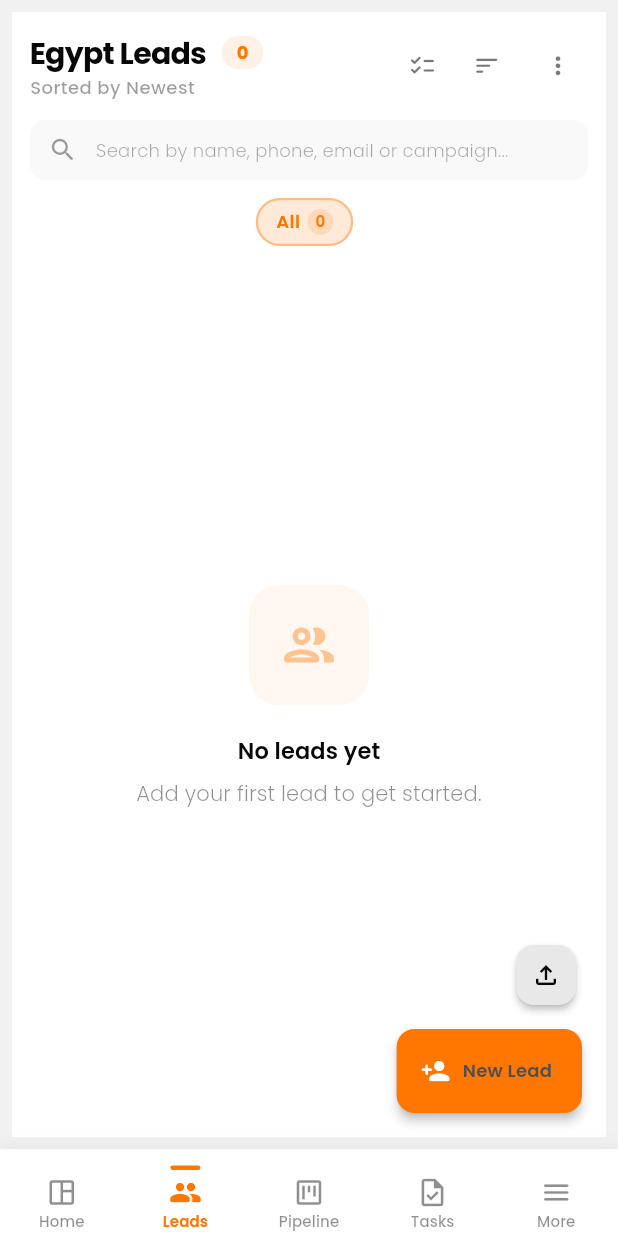
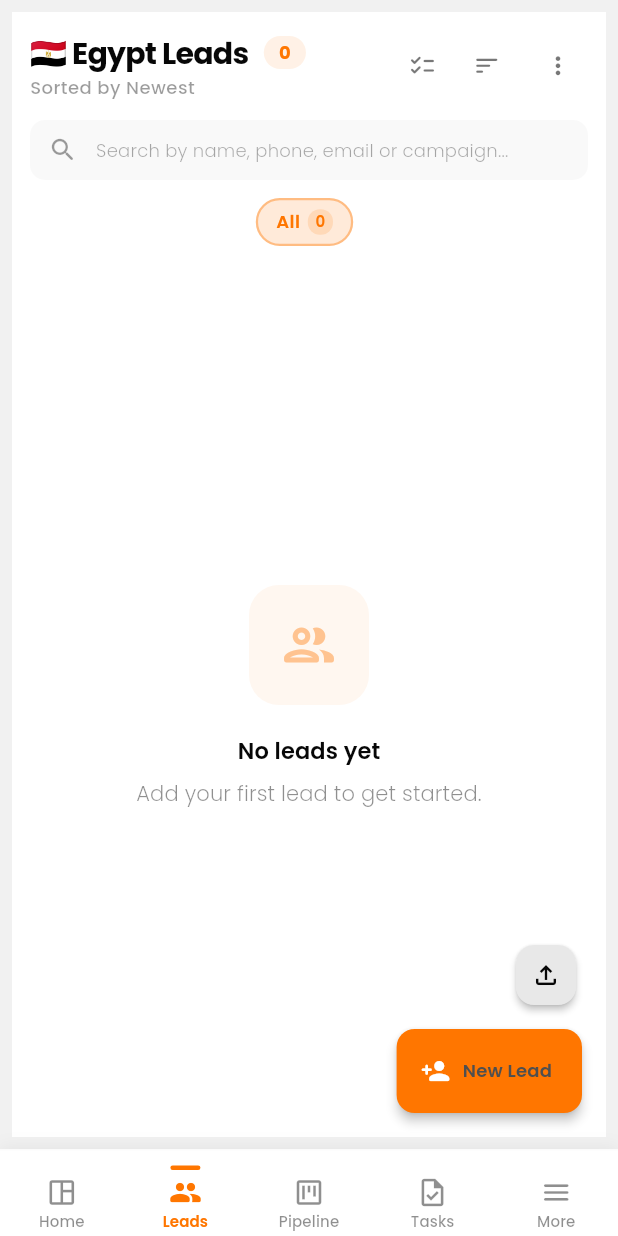
Before and after one commit to anismohamedaniso-commits/anis-crm, a Flutter app: the screen it shows once a user with an empty profile is signed in, item 2 of the bottom bar chosen, in the side drawer, after a tap on the "file upload" icon, on a phone screen of 412 x 824 dp. Run offline on Flutter 3.47's test engine with Material 3 defaults, Android fonts, the phone set to English and light mode, and no system bars; our stand-ins replace csv, file_picker, go_router, google_fonts, shared_preferences, supabase_flutter; missing offline and left inert: dart:html, excel; accounts and stored records are empty; network calls fail.

Commit message:
Global market selector: single app with country-filtered pages
- Add Market model (egypt, saudi_arabia) with extensible architecture
- Add MarketSelector widget in sidebar + mobile drawer
- Replace duplicate Saudi Leads page with global market filter
- All pages (dashboard, pipeline, reports, KPI, calendar, email, profile) filter by selected market
- Dynamic currency formatting (EGP/SAR) based on market
- Market selection persisted via SharedPreferences
- Remove /app/leads-sa route; single /app/leads with global filter
- 68/68 tests passing, 0 analyzer errors

```diff
--- /dev/null
+++ b/lib/components/market_selector.dart
@@ -0,0 +1,200 @@
+import 'package:flutter/material.dart';
+import 'package:provider/provider.dart';
+import 'package:anis_crm/models/market.dart';
+import 'package:anis_crm/state/app_state.dart';
+
+// ═════════════════════════════════════════════════════════════════════════════
+// MARKET SELECTOR — Global market / country picker
+// ═════════════════════════════════════════════════════════════════════════════
+
+/// A compact, polished dropdown that lets the user switch markets.
+///
+/// Use [collapsed] = true in collapsed sidebar mode (icon-only).
+class MarketSelector extends StatelessWidget {
+  const MarketSelector({super.key, this.collapsed = false});
+  final bool collapsed;
+
+  @override
+  Widget build(BuildContext context) {
+    final app = context.watch<AppState>();
+    final market = app.selectedMarket;
+    final cs = Theme.of(context).colorScheme;
+    final tt = Theme.of(context).textTheme;
+    final dk = Theme.of(context).brightness == Brightness.dark;
+
+    if (collapsed) {
+      return Tooltip(
+        message: '${market.flag} ${market.label}',
+        child: _PopupSelector(
+          market: market,
+          cs: cs,
+          dk: dk,
+          onChanged: (m) => app.setSelectedMarket(m.id),
+          child: Container(
+            width: 40,
+            height: 40,
+            decoration: BoxDecoration(
+              color: cs.primary.withValues(alpha: dk ? 0.12 : 0.06),
+              borderRadius: BorderRadius.circular(10),
+              border: Border.all(color: cs.primary.withValues(alpha: 0.12)),
+            ),
+            child: Center(
+              child: Text(market.flag, style: const TextStyle(fontSize: 18)),
+            ),
+          ),
+        ),
+      );
+    }
+
+    return _PopupSelector(
+      market: market,
+      cs: cs,
+      dk: dk,
+      onChanged: (m) => app.setSelectedMarket(m.id),
+      child: Container(
+        padding: const EdgeInsets.symmetric(horizontal: 12, vertical: 8),
+        decoration: BoxDecoration(
+          color: cs.primary.withValues(alpha: dk ? 0.10 : 0.05),
+          borderRadius: BorderRadius.circular(10),
+          border: Border.all(color: cs.primary.withValues(alpha: 0.10)),
+        ),
+        child: Row(children: [
+          Text(market.flag, style: const TextStyle(fontSize: 18)),
+          const SizedBox(width: 8),
+          Expanded(
+            child: Column(
+              crossAxisAlignment: CrossAxisAlignment.start,
+              mainAxisSize: MainAxisSize.min,
+              children: [
+                Text(
+                  market.label,
+                  style: tt.bodyMedium?.copyWith(
+                    fontWeight: FontWeight.w600,
+                    color: cs.onSurface,
+                    letterSpacing: -0.2,
+                  ),
+                  maxLines: 1,
+                  overflow: TextOverflow.ellipsis,
+                ),
+                Text(
+                  market.currency,
+                  style: tt.labelSmall?.copyWith(
+                    color: cs.onSurface.withValues(alpha: 0.45),
+                    fontSize: 10,
+                  ),
+                ),
+              ],
+            ),
+          ),
+          Icon(
+            Icons.unfold_more_rounded,
+            size: 16,
+            color: cs.onSurface.withValues(alpha: 0.4),
+          ),
+        ]),
+      ),
+    );
+  }
+}
+
+/// Wrap a child widget to open the market popup on tap.
+class _PopupSelector extends StatelessWidget {
+  const _PopupSelector({
+    required this.market,
+    required this.cs,
+    required this.dk,
+    required this.onChanged,
+    required this.child,
+  });
+
+  final Market market;
+  final ColorScheme cs;
+  final bool dk;
+  final ValueChanged<Market> onChanged;
+  final Widget child;
+
+  @override
+  Widget build(BuildContext context) {
+    return PopupMenuButton<Market>(
+      offset: const Offset(0, 48),
+      shape: RoundedRectangleBorder(borderRadius: BorderRadius.circular(12)),
+      color: dk ? const Color(0xFF1E1E24) : Colors.white,
+      elevation: 6,
+      onSelected: onChanged,
+      itemBuilder: (_) => Market.all.map((m) {
+        final isActive = m.id == market.id;
+        return PopupMenuItem<Market>(
+          value: m,
+          height: 48,
+          child: Row(children: [
+            Text(m.flag, style: const TextStyle(fontSize: 18)),
+            const SizedBox(width: 10),
+            Expanded(
+              child: Text(
+                m.label,
+                style: TextStyle(
+                  fontWeight: isActive ? FontWeight.w700 : FontWeight.w500,
+                  color: isActive ? cs.primary : cs.onSurface,
+                ),
+              ),
+            ),
+            Text(
+              m.currency,
+              style: TextStyle(
+                fontSize: 12,
+                color: cs.onSurface.withValues(alpha: 0.45),
+              ),
+            ),
+            if (isActive) ...[
+              const SizedBox(width: 8),
+              Icon(Icons.check_rounded, size: 18, color: cs.primary),
+            ],
+          ]),
+        );
+      }).toList(),
+      child: child,
+    );
+  }
+}
+
+/// Compact inline market selector for mobile bottom bar / headers.
+class MarketSelectorCompact extends StatelessWidget {
+  const MarketSelectorCompact({super.key});
+
+  @override
+  Widget build(BuildContext context) {
+    final app = context.watch<AppState>();
+    final market = app.selectedMarket;
+    final cs = Theme.of(context).colorScheme;
+    final dk = Theme.of(context).brightness == Brightness.dark;
+
+    return _PopupSelector(
+      market: market,
+      cs: cs,
+      dk: dk,
+      onChanged: (m) => app.setSelectedMarket(m.id),
+      child: Container(
+        padding: const EdgeInsets.symmetric(horizontal: 8, vertical: 4),
+        decoration: BoxDecoration(
+          color: cs.primary.withValues(alpha: dk ? 0.12 : 0.06),
+          borderRadius: BorderRadius.circular(8),
+          border: Border.all(color: cs.primary.withValues(alpha: 0.10)),
+        ),
+        child: Row(mainAxisSize: MainAxisSize.min, children: [
+          Text(market.flag, style: const TextStyle(fontSize: 14)),
+          const SizedBox(width: 4),
+          Text(
+            market.label,
+            style: TextStyle(
+              fontSize: 12,
+              fontWeight: FontWeight.w600,
+              color: cs.onSurface,
+            ),
+          ),
+          const SizedBox(width: 2),
+          Icon(Icons.arrow_drop_down_rounded, size: 16, color: cs.onSurface.withValues(alpha: 0.5)),
+        ]),
+      ),
+    );
+  }
+}
--- a/lib/layout/app_shell.dart
+++ b/lib/layout/app_shell.dart
@@ -1,5 +1,6 @@
 import 'package:anis_crm/theme.dart';
 import 'package:anis_crm/components/notification_bell.dart';
+import 'package:anis_crm/components/market_selector.dart';
 import 'package:anis_crm/services/auth_service.dart';
 import 'package:flutter/material.dart';
 import 'package:go_router/go_router.dart';
@@ -22,8 +23,7 @@ class _AppShellState extends State<AppShell> {
   // ── Destination groups ────────────────────────────────────────────────────
   static final _coreSection = <_NavDestination>[
     _NavDestination('Dashboard', Icons.space_dashboard_outlined, Icons.space_dashboard_rounded, '/app/dashboard'),
-    _NavDestination('Egypt Leads', Icons.people_outline, Icons.people_rounded, '/app/leads'),
-    _NavDestination('Saudi Leads', Icons.people_outline, Icons.people_rounded, '/app/leads-sa'),
+    _NavDestination('Leads', Icons.people_outline, Icons.people_rounded, '/app/leads'),
     _NavDestination('Pipeline', Icons.view_kanban_outlined, Icons.view_kanban_rounded, '/app/pipeline'),
     _NavDestination('Calendar', Icons.calendar_today_outlined, Icons.calendar_today_rounded, '/app/calendar'),
     _NavDestination('KPIs', Icons.track_changes_outlined, Icons.track_changes_rounded, '/app/kpis'),
@@ -111,6 +111,13 @@ class _AppShellState extends State<AppShell> {
                     ),
                   ]),
                 ),
+
+                // ── Market selector ──
+                Padding(
+                  padding: EdgeInsets.symmetric(horizontal: _collapsed ? 8 : 14, vertical: 4),
+                  child: MarketSelector(collapsed: _collapsed),
+                ),
+                const SizedBox(height: 4),
 
                 // ── Nav sections ──
                 Expanded(
@@ -615,6 +622,12 @@ class _MobileDrawer extends StatelessWidget {
             ]),
           ),
 
+          // ── Market selector ──
+          const Padding(
+            padding: EdgeInsets.symmetric(horizontal: 14, vertical: 4),
+            child: MarketSelector(),
+          ),
+
           // ── Nav sections ──
           Expanded(
             child: SingleChildScrollView(
--- /dev/null
+++ b/lib/models/market.dart
@@ -0,0 +1,65 @@
+/// Represents a regional market / country the CRM operates in.
+///
+/// Add new markets here — the rest of the app picks them up automatically.
+class Market {
+  const Market({
+    required this.id,
+    required this.label,
+    required this.flag,
+    required this.currency,
+    required this.currencySymbol,
+  });
+
+  /// Unique identifier stored in DB `country` column & SharedPreferences.
+  final String id;
+
+  /// Human-friendly name shown in UI.
+  final String label;
+
+  /// Flag emoji.
+  final String flag;
+
+  /// ISO currency code for display.
+  final String currency;
+
+  /// Short symbol / prefix used in input fields & KPIs.
+  final String currencySymbol;
+
+  // ─── Built-in markets ─────────────────────────────────────────────────
+
+  static const egypt = Market(
+    id: 'egypt',
+    label: 'Egypt',
+    flag: '🇪🇬',
+    currency: 'EGP',
+    currencySymbol: 'EGP',
+  );
+
+  static const saudiArabia = Market(
+    id: 'saudi_arabia',
+    label: 'Saudi Arabia',
+    flag: '🇸🇦',
+    currency: 'SAR',
+    currencySymbol: 'SAR',
+  );
+
+  /// All available markets — add new entries here.
+  static const List<Market> all = [egypt, saudiArabia];
+
+  /// Look up by [id], falling back to Egypt if unknown.
+  static Market byId(String id) =>
+      all.firstWhere((m) => m.id == id, orElse: () => egypt);
+
+  /// Format a revenue value using this market's currency.
+  String fmtRevenue(double v) {
+    if (v >= 1000000) return '${(v / 1000000).toStringAsFixed(1)}M $currency';
+    if (v >= 1000) return '${(v / 1000).toStringAsFixed(1)}K $currency';
+    return '${v.toStringAsFixed(0)} $currency';
+  }
+
+  @override
+  bool operator ==(Object other) => other is Market && other.id == id;
+
+  @override
+  int get hashCode => id.hashCode;
+}
--- a/lib/nav.dart
+++ b/lib/nav.dart
@@ -82,11 +82,6 @@ class AppRouter {
             path: AppRoutes.leads,
             name: 'leads',
             pageBuilder: (context, state) => FadeTransitionPage(child: const LeadsPage()),
-          ),
-          GoRoute(
-            path: AppRoutes.leadsSA,
-            name: 'leadsSA',
-            pageBuilder: (context, state) => FadeTransitionPage(child: const LeadsPage(countryFilter: 'saudi_arabia')),
           ),
           GoRoute(
             path: AppRoutes.pipeline,
@@ -182,7 +177,6 @@ class AppRoutes {
   static const String dashboard = '/app/dashboard';
   static const String leadDetail = '/app/lead/:id';
   static const String leads = '/app/leads';
-  static const String leadsSA = '/app/leads-sa';
   static const String pipeline = '/app/pipeline';
   static const String calendar = '/app/calendar';
   static const String emailMarketing = '/app/email-marketing';
--- a/lib/pages/dashboard_page.dart
+++ b/lib/pages/dashboard_page.dart
@@ -7,6 +7,7 @@ import 'package:anis_crm/services/activity_service.dart';
 import 'package:anis_crm/services/task_service.dart';
 import 'package:anis_crm/state/app_state.dart';
 import 'package:anis_crm/models/lead.dart';
+import 'package:anis_crm/models/market.dart';
 import 'package:anis_crm/models/activity.dart';
 import 'package:anis_crm/models/task_model.dart';
 import 'package:anis_crm/theme.dart';
@@ -35,11 +36,14 @@ class DashboardPage extends StatelessWidget {
         // ── KPI + Tasks driven by live data ──
         ValueListenableBuilder(
           valueListenable: LeadService.instance.leads,
-          builder: (context, List<LeadModel> leads, _) {
+          builder: (context, List<LeadModel> allLeads, _) {
+            // Filter by selected market
+            final market = context.watch<AppState>().selectedMarket;
+            final leads = allLeads.where((l) => l.country == market.id).toList();
             return ValueListenableBuilder(
               valueListenable: TaskService.instance.tasks,
               builder: (context, List<TaskModel> tasks, _) {
-                return _DashboardBody(leads: leads, tasks: tasks);
+                return _DashboardBody(leads: leads, tasks: tasks, market: market);
               },
             );
           },
@@ -83,9 +87,10 @@ class _DashboardHeader extends StatelessWidget {
 // ─────────────────────────────────────────────────────────────────────────────
 
 class _DashboardBody extends StatelessWidget {
-  const _DashboardBody({required this.leads, required this.tasks});
+  const _DashboardBody({required this.leads, required this.tasks, required this.market});
   final List<LeadModel> leads;
   final List<TaskModel> tasks;
+  final Market market;
 
   @override
   Widget build(BuildContext context) {
@@ -124,9 +129,7 @@ class _DashboardBody extends StatelessWidget {
     final dk = Theme.of(context).brightness == Brightness.dark;
 
     String fmtRev(double v) {
-      if (v >= 1000000) return '${(v / 1000000).toStringAsFixed(1)}M EGP';
-      if (v >= 1000) return '${(v / 1000).toStringAsFixed(1)}K EGP';
-      return '${v.toStringAsFixed(0)} EGP';
+      return market.fmtRevenue(v);
     }
 
     // Empty state
@@ -136,7 +139,7 @@ class _DashboardBody extends StatelessWidget {
           _KpiData('Total Leads', '0', Icons.people_outline_rounded, AppColors.info, dk),
           _KpiData('Active Pipeline', '0', Icons.moving_rounded, const Color(0xFF2196F3), dk),
           _KpiData('Converted', '0', Icons.check_circle_outline_rounded, AppColors.success, dk),
-          _KpiData('Revenue', '0 EGP', Icons.monetization_on_outlined, const Color(0xFF9C27B0), dk),
+          _KpiData('Revenue', '0 ${market.currency}', Icons.monetization_on_outlined, const Color(0xFF9C27B0), dk),
         ]),
         const SizedBox(height: AppSpacing.lg),
         Card(
--- a/lib/pages/leads_page.dart
+++ b/lib/pages/leads_page.dart
@@ -8,6 +8,8 @@ import 'package:anis_crm/services/lead_service.dart';
 import 'package:anis_crm/services/activity_service.dart';
 import 'package:anis_crm/services/social_launcher.dart';
 import 'package:anis_crm/services/auth_service.dart';
+import 'package:anis_crm/state/app_state.dart';
+import 'package:provider/provider.dart';
 
 import 'dart:convert';
 import 'package:csv/csv.dart';
@@ -106,8 +108,7 @@ Color _avatarColor(String name) {
 // =============================================================================
 
 class LeadsPage extends StatefulWidget {
-  const LeadsPage({super.key, this.countryFilter = 'egypt'});
-  final String countryFilter;
+  const LeadsPage({super.key});
   @override
   State<LeadsPage> createState() => _LeadsPageState();
 }
@@ -134,10 +135,10 @@ class _LeadsPageState extends State<LeadsPage> {
     super.dispose();
   }
 
-  List<LeadModel> _applyFilters(List<LeadModel> leads) {
+  List<LeadModel> _applyFilters(List<LeadModel> leads, String marketId) {
     return leads.where((l) {
-      // Country filter
-      final countryOk = l.country == widget.countryFilter;
+      // Country filter — driven by global market selector
+      final countryOk = l.country == marketId;
       // Status filter
       final statusOk = _selectedStatus == null || l.status == _selectedStatus;
       // Search filter
@@ -171,17 +172,20 @@ class _LeadsPageState extends State<LeadsPage> {
       backgroundColor: cs.surface,
       body: Column(children: [
         // ── Top bar ──
-        _TopBar(
-          title: widget.countryFilter == 'saudi_arabia' ? 'Saudi Arabia Leads' : 'Egypt Leads',
+        Builder(builder: (context) {
+          final market = context.watch<AppState>().selectedMarket;
+          return _TopBar(
+          title: '${market.flag} ${market.label} Leads',
           onExport: () => _exportExcel(context),
           onDeleteAll: () => _deleteAllLeads(context),
           onCalendar: () => context.go('/app/calendar'),
           onMenu: () => _showSortMenu(context),
-          leadCount: _applyFilters(LeadService.instance.leads.value).length,
+          leadCount: _applyFilters(LeadService.instance.leads.value, market.id).length,
           sortBy: _sortBy,
           bulkMode: _bulkMode,
           onToggleBulk: () => setState(() { _bulkMode = !_bulkMode; _selectedIds.clear(); }),
-        ),
+        );
+        }),
         // ── Search bar ──
         Padding(
           padding: EdgeInsets.symmetric(horizontal: MediaQuery.of(context).size.width < 500 ? 12 : 20, vertical: 8),
@@ -233,7 +237,8 @@ class _LeadsPageState extends State<LeadsPage> {
           child: ValueListenableBuilder(
             valueListenable: LeadService.instance.leads,
             builder: (context, List<LeadModel> leads, _) {
-              final filtered = _applyFilters(leads);
+              final marketId = context.read<AppState>().selectedMarketId;
+              final filtered = _applyFilters(leads, marketId);
               if (filtered.isEmpty) {
                 return _EmptyState(hasFilters: _searchQuery.isNotEmpty || _selectedStatus != null);
               }
@@ -284,7 +289,7 @@ class _LeadsPageState extends State<LeadsPage> {
         children: [
           FloatingActionButton.small(
             heroTag: 'import',
-            onPressed: () => showDialog(context: context, builder: (_) => _ImportLeadsDialog(country: widget.countryFilter)),
+            onPressed: () => showDialog(context: context, builder: (_) => const _ImportLeadsDialog()),
             backgroundColor: cs.surfaceContainerHighest,
             foregroundColor: cs.onSurface,
             elevation: 2,
@@ -295,7 +300,7 @@ class _LeadsPageState extends State<LeadsPage> {
           FloatingActionButton.extended(
             heroTag: 'newLead',
             onPressed: () async {
-              final created = await showDialog<LeadModel>(context: context, builder: (_) => _LeadEditorDialog(country: widget.countryFilter));
+              final created = await showDialog<LeadModel>(context: context, builder: (_) => const _LeadEditorDialog());
               if (created != null && mounted) {
                 ScaffoldMessenger.of(context).showSnackBar(SnackBar(
                   behavior: SnackBarBehavior.floating,
@@ -348,7 +353,7 @@ class _LeadsPageState extends State<LeadsPage> {
 
   // ── Export Excel ──
   Future<void> _exportExcel(BuildContext context) async {
-    final leads = _applyFilters(LeadService.instance.leads.value);
+    final leads = _applyFilters(LeadService.instance.leads.value, context.read<AppState>().selectedMarketId);
     if (leads.isEmpty) {
       ScaffoldMessenger.of(context).showSnackBar(const SnackBar(content: Text('No leads to export')));
       return;
@@ -1359,8 +1364,7 @@ class _EmptyState extends StatelessWidget {
 // =============================================================================
 
 class _LeadEditorDialog extends StatefulWidget {
-  const _LeadEditorDialog({this.country = 'egypt'});
-  final String country;
+  const _LeadEditorDialog();
   @override
   State<_LeadEditorDialog> createState() => _LeadEditorDialogState();
 }
@@ -1399,8 +1403,8 @@ class _LeadEditorDialogState extends State<_LeadEditorDialog> {
           TextField(
             controller: _dealValue,
             decoration: InputDecoration(
-              labelText: widget.country == 'saudi_arabia' ? 'Deal Value (SAR)' : 'Deal Value (EGP)',
-              prefixText: widget.country == 'saudi_arabia' ? 'SAR ' : 'EGP ',
+              labelText: 'Deal Value (${context.read<AppState>().selectedMarket.currency})',
+              prefixText: '${context.read<AppState>().selectedMarket.currencySymbol} ',
             ),
             keyboardType: const TextInputType.numberWithOptions(decimal: true),
           ),
@@ -1472,7 +1476,7 @@ class _LeadEditorDialogState extends State<_LeadEditorDialog> {
         source: _source,
         status: _status,
         dealValue: double.tryParse(_dealValue.text.trim()),
-        country: widget.country,
+        country: context.read<AppState>().selectedMarketId,
       );
       if (context.mounted) Navigator.of(context).pop(created);
     } catch (e) {
@@ -1488,8 +1492,7 @@ class _LeadEditorDialogState extends State<_LeadEditorDialog> {
 // =============================================================================
 
 class _ImportLeadsDialog extends StatefulWidget {
-  const _ImportLeadsDialog({this.country = 'egypt'});
-  final String country;
+  const _ImportLeadsDialog();
   @override
   State<_ImportLeadsDialog> createState() => _ImportLeadsDialogState();
 }
@@ -1725,7 +1728,7 @@ class _ImportLeadsDialogState extends State<_ImportLeadsDialog> {
             email: email?.isEmpty == true ? null : email,
             source: source,
             createdAt: createdAt,
-            country: widget.country,
+            country: context.read<AppState>().selectedMarketId,
           );
           ok++;
         }
--- a/lib/pages/pipeline_page.dart
+++ b/lib/pages/pipeline_page.dart
@@ -1,9 +1,11 @@
 import 'package:flutter/material.dart';
 import 'package:go_router/go_router.dart';
+import 'package:provider/provider.dart';
 import 'package:anis_crm/theme.dart';
 import 'package:anis_crm/engine/lead_score_engine.dart';
 import 'package:anis_crm/models/lead.dart';
 import 'package:anis_crm/services/lead_service.dart';
+import 'package:anis_crm/state/app_state.dart';
 
 class PipelinePage extends StatelessWidget {
   const PipelinePage({super.key});
@@ -18,7 +20,9 @@ class PipelinePage extends StatelessWidget {
         padding: const EdgeInsets.all(AppSpacing.lg),
         child: ValueListenableBuilder(
           valueListenable: LeadService.instance.leads,
-          builder: (context, List<LeadModel> leads, _) {
+          builder: (context, List<LeadModel> allLeads, _) {
+            final marketId = context.watch<AppState>().selectedMarketId;
+            final leads = allLeads.where((l) => l.country == marketId).toList();
             final grouped = <LeadStatus, List<LeadModel>>{for (final s in LeadStatus.values) s: <LeadModel>[]};
             for (final l in leads) grouped[l.status]!.add(l);
             return isWide ? _DesktopKanban(columns: columns, data: grouped) : _MobileKanban(columns: columns, data: grouped);
--- a/lib/pages/profile_page.dart
+++ b/lib/pages/profile_page.dart
@@ -92,7 +92,8 @@ class _ProfilePageState extends State<ProfilePage>
 
   Future<void> _loadStats() async {
     await LeadService.instance.load();
-    final leads = LeadService.instance.leads.value;
+    final leads = LeadService.instance.leads.value
+        .where((l) => l.country == context.read<AppState>().selectedMarketId).toList();
     if (mounted) {
       setState(() {
         _totalLeads = leads.length;
--- a/lib/state/app_state.dart
+++ b/lib/state/app_state.dart
@@ -1,5 +1,6 @@
 import 'package:flutter/foundation.dart';
 import 'package:anis_crm/models/lead.dart';
+import 'package:anis_crm/models/market.dart';
 import 'package:shared_preferences/shared_preferences.dart';
 
 /// Global app state for lightweight flags shared across the app.
@@ -7,6 +8,20 @@ import 'package:shared_preferences/shared_preferences.dart';
 class AppState extends ChangeNotifier {
   // Connectivity to local AI provider
   bool _aiConnected = false;
+
+  // ── Global market / country selector ──────────────────────────────────
+  String _selectedMarketId = 'egypt';
+
+  /// Currently selected market (persisted across sessions).
+  Market get selectedMarket => Market.byId(_selectedMarketId);
+  String get selectedMarketId => _selectedMarketId;
+
+  void setSelectedMarket(String marketId) {
+    if (_selectedMarketId == marketId) return;
+    _selectedMarketId = marketId;
+    _persistString('selected_market', marketId);
+    notifyListeners();
+  }
 
   // Centralized AI feature toggles (all OFF by default)
   bool _aiPrioritiesEnabled = false;
@@ -137,6 +152,7 @@ class AppState extends ChangeNotifier {
   Future<void> init() async {
     try {
       final prefs = await SharedPreferences.getInstance();
+      _selectedMarketId = prefs.getString('selected_market') ?? 'egypt';
       _aiConnected = prefs.getBool('ai_connected') ?? false;
       _aiPrioritiesEnabled = prefs.getBool('ai_priorities_enabled') ?? false;
       _aiScoringEnabled = prefs.getBool('ai_scoring_enabled') ?? false;
@@ -430,4 +446,13 @@ class AppState extends ChangeNotifier {
       debugPrint('AppState._persist($key) error: $e');
     }
   }
+
+  Future<void> _persistString(String key, String value) async {
+    try {
+      final prefs = await SharedPreferences.getInstance();
+      await prefs.setString(key, value);
+    } catch (e) {
+      debugPrint('AppState._persistString($key) error: $e');
+    }
+  }
 }
```
Also changed, not shown: lib/pages/calendar_page.dart (+7 -3 lines), lib/pages/email_marketing_page.dart (+6 -2 lines), lib/pages/kpi_dashboard_page.dart (+11 -3 lines), lib/pages/reports_page.dart (+12 -15 lines).
